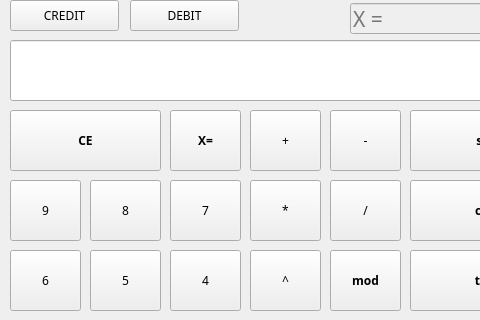
antinlay/CPP3_SmartCalc_v2.0-1, file src/calcView.ui: the form before one commit; both pictures show x 0 to 480 and y 0 to 320 of the 729 by 485 pixel window.
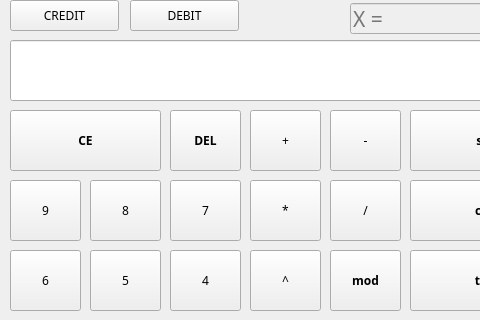
The form after the commit. Icons and pictures are not drawn.

```diff
--- a/src/calcView.ui
+++ b/src/calcView.ui
@@ -590,7 +590,7 @@
      </font>
     </property>
     <property name="text">
-     <string>X=</string>
+     <string>DEL</string>
     </property>
    </widget>
    <widget class="QPushButton" name="open">
```
